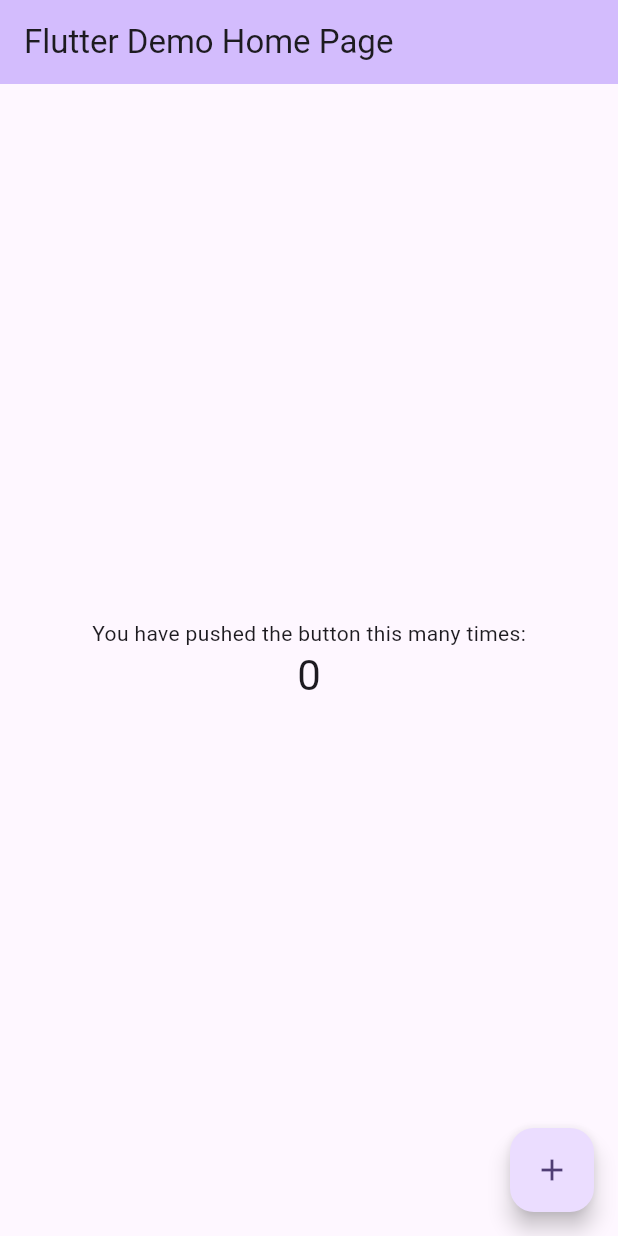
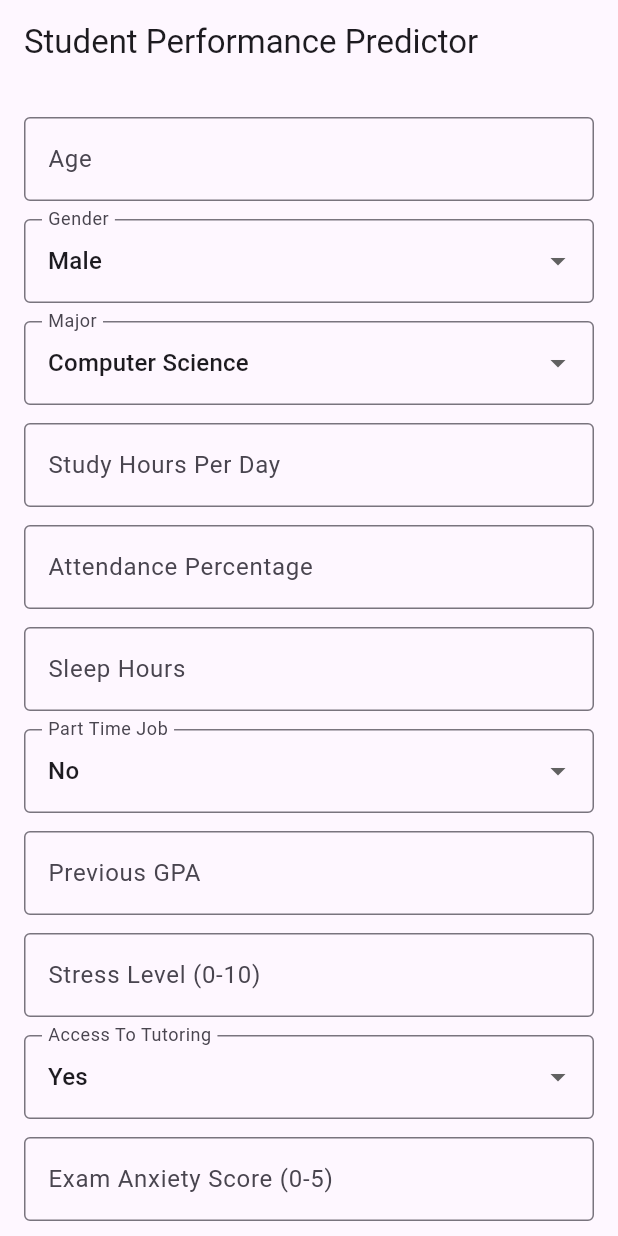
Before and after one commit to Abejirin-King/Regression-Analysis-Mobile-Application, a Flutter app: the screen it shows after launch, on a phone screen of 412 x 824 dp. Run offline on Flutter 3.47's test engine with Material 3 defaults, Android fonts, the phone set to English and light mode, and no system bars.

Commit message:
Integrate Flutter frontend with deployed regression prediction API

```diff
--- a/summative/myapplication/lib/main.dart
+++ b/summative/myapplication/lib/main.dart
@@ -1,122 +1,34 @@
 import 'package:flutter/material.dart';
+import 'screens/home_page.dart';
+
 
 void main() {
   runApp(const MyApp());
 }
 
+
 class MyApp extends StatelessWidget {
+
   const MyApp({super.key});
 
-  // This widget is the root of your application.
-  @override
-  Widget build(BuildContext context) {
-    return MaterialApp(
-      title: 'Flutter Demo',
-      theme: ThemeData(
-        // This is the theme of your application.
-        //
-        // TRY THIS: Try running your application with "flutter run". You'll see
-        // the application has a purple toolbar. Then, without quitting the app,
-        // try changing the seedColor in the colorScheme below to Colors.green
-        // and then invoke "hot reload" (save your changes or press the "hot
-        // reload" button in a Flutter-supported IDE, or press "r" if you used
-        // the command line to start the app).
-        //
-        // Notice that the counter didn't reset back to zero; the application
-        // state is not lost during the reload. To reset the state, use hot
-        // restart instead.
-        //
-        // This works for code too, not just values: Most code changes can be
-        // tested with just a hot reload.
-        colorScheme: .fromSeed(seedColor: Colors.deepPurple),
-      ),
-      home: const MyHomePage(title: 'Flutter Demo Home Page'),
-    );
-  }
-}
-
-class MyHomePage extends StatefulWidget {
-  const MyHomePage({super.key, required this.title});
-
-  // This widget is the home page of your application. It is stateful, meaning
-  // that it has a State object (defined below) that contains fields that affect
-  // how it looks.
-
-  // This class is the configuration for the state. It holds the values (in this
-  // case the title) provided by the parent (in this case the App widget) and
-  // used by the build method of the State. Fields in a Widget subclass are
-  // always marked "final".
-
-  final String title;
-
-  @override
-  State<MyHomePage> createState() => _MyHomePageState();
-}
-
-class _MyHomePageState extends State<MyHomePage> {
-  int _counter = 0;
-
-  void _incrementCounter() {
-    setState(() {
-      // This call to setState tells the Flutter framework that something has
-      // changed in this State, which causes it to rerun the build method below
-      // so that the display can reflect the updated values. If we changed
-      // _counter without calling setState(), then the build method would not be
-      // called again, and so nothing would appear to happen.
-      _counter++;
-    });
-  }
 
   @override
   Widget build(BuildContext context) {
-    // This method is rerun every time setState is called, for instance as done
-    // by the _incrementCounter method above.
-    //
-    // The Flutter framework has been optimized to make rerunning build methods
-    // fast, so that you can just rebuild anything that needs updating rather
-    // than having to individually change instances of widgets.
-    return Scaffold(
-      appBar: AppBar(
-        // TRY THIS: Try changing the color here to a specific color (to
-        // Colors.amber, perhaps?) and trigger a hot reload to see the AppBar
-        // change color while the other colors stay the same.
-        backgroundColor: Theme.of(context).colorScheme.inversePrimary,
-        // Here we take the value from the MyHomePage object that was created by
-        // the App.build method, and use it to set our appbar title.
-        title: Text(widget.title),
+
+    return MaterialApp(
+
+      debugShowCheckedModeBanner: false,
+
+      title: "Student Predictor",
+
+      theme: ThemeData(
+        primarySwatch: Colors.blue,
       ),
-      body: Center(
-        // Center is a layout widget. It takes a single child and positions it
-        // in the middle of the parent.
-        child: Column(
-          // Column is also a layout widget. It takes a list of children and
-          // arranges them vertically. By default, it sizes itself to fit its
-          // children horizontally, and tries to be as tall as its parent.
-          //
-          // Column has various properties to control how it sizes itself and
-          // how it positions its children. Here we use mainAxisAlignment to
-          // center the children vertically; the main axis here is the vertical
-          // axis because Columns are vertical (the cross axis would be
-          // horizontal).
-          //
-          // TRY THIS: Invoke "debug painting" (choose the "Toggle Debug Paint"
-          // action in the IDE, or press "p" in the console), to see the
-          // wireframe for each widget.
-          mainAxisAlignment: .center,
-          children: [
-            const Text('You have pushed the button this many times:'),
-            Text(
-              '$_counter',
-              style: Theme.of(context).textTheme.headlineMedium,
-            ),
-          ],
-        ),
-      ),
-      floatingActionButton: FloatingActionButton(
-        onPressed: _incrementCounter,
-        tooltip: 'Increment',
-        child: const Icon(Icons.add),
-      ),
+
+      home: const HomePage(),
+
     );
+
   }
+
 }
--- a/summative/myapplication/lib/screens/home_page.dart
+++ b/summative/myapplication/lib/screens/home_page.dart
@@ -0,0 +1,331 @@
+import 'package:flutter/material.dart';
+import '../services/api_service.dart';
+
+
+class HomePage extends StatefulWidget {
+  const HomePage({super.key});
+
+
+  @override
+  State<HomePage> createState() => _HomePageState();
+}
+
+
+class _HomePageState extends State<HomePage> {
+
+  final ageController = TextEditingController();
+  final studyHoursController = TextEditingController();
+  final attendanceController = TextEditingController();
+  final sleepController = TextEditingController();
+  final gpaController = TextEditingController();
+  final stressController = TextEditingController();
+  final anxietyController = TextEditingController();
+  final timeManagementController = TextEditingController();
+
+
+  String gender = "Male";
+  String major = "Computer Science";
+  String partTimeJob = "No";
+  String tutoring = "Yes";
+
+
+  String result = "";
+  bool loading = false;
+
+
+  Future<void> predict() async {
+
+    setState(() {
+      loading = true;
+      result = "";
+    });
+
+
+    try {
+
+      final data = {
+
+        "age": int.parse(ageController.text),
+
+        "gender": gender,
+
+        "major": major,
+
+        "study_hours_per_day":
+            double.parse(studyHoursController.text),
+
+        "attendance_percentage":
+            double.parse(attendanceController.text),
+
+        "sleep_hours":
+            double.parse(sleepController.text),
+
+        "part_time_job":
+            partTimeJob,
+
+        "previous_gpa":
+            double.parse(gpaController.text),
+
+        "stress_level":
+            double.parse(stressController.text),
+
+        "access_to_tutoring":
+            tutoring,
+
+        "exam_anxiety_score":
+            int.parse(anxietyController.text),
+
+        "time_management_score":
+            double.parse(timeManagementController.text),
+
+      };
+
+
+      final prediction =
+          await ApiService.predictExamScore(data);
+
+
+      setState(() {
+        result =
+            "Predicted Exam Score: ${prediction.toStringAsFixed(2)}";
+      });
+
+
+    } catch (e) {
+
+      setState(() {
+        result = "Error: ${e.toString()}";
+      });
+
+    }
+
+
+    setState(() {
+      loading = false;
+    });
+
+  }
+
+
+  Widget inputField(
+      String label,
+      TextEditingController controller) {
+
+    return Padding(
+      padding: const EdgeInsets.symmetric(vertical: 6),
+
+      child: TextField(
+        controller: controller,
+        keyboardType: TextInputType.number,
+        decoration: InputDecoration(
+          labelText: label,
+          border: const OutlineInputBorder(),
+        ),
+      ),
+    );
+  }
+
+
+  Widget dropdown(
+      String label,
+      String value,
+      List<String> items,
+      Function(String?) onChanged) {
+
+    return Padding(
+      padding: const EdgeInsets.symmetric(vertical: 6),
+
+      child: DropdownButtonFormField<String>(
+        value: value,
+
+        decoration: InputDecoration(
+          labelText: label,
+          border: const OutlineInputBorder(),
+        ),
+
+        items: items.map((item) {
+
+          return DropdownMenuItem(
+            value: item,
+            child: Text(item),
+          );
+
+        }).toList(),
+
+        onChanged: onChanged,
+      ),
+    );
+  }
+
+
+  @override
+  Widget build(BuildContext context) {
+
+    return Scaffold(
+
+      appBar: AppBar(
+        title: const Text(
+          "Student Performance Predictor",
+        ),
+      ),
+
+
+      body: SingleChildScrollView(
+
+        padding: const EdgeInsets.all(16),
+
+
+        child: Column(
+
+          children: [
+
+            inputField(
+              "Age",
+              ageController,
+            ),
+
+
+            dropdown(
+              "Gender",
+              gender,
+              [
+                "Male",
+                "Female",
+                "Other"
+              ],
+              (value){
+                setState(() {
+                  gender=value!;
+                });
+              },
+            ),
+
+
+            dropdown(
+              "Major",
+              major,
+              [
+                "Computer Science",
+                "Arts",
+                "Business",
+                "Psychology"
+              ],
+              (value){
+                setState(() {
+                  major=value!;
+                });
+              },
+            ),
+
+
+            inputField(
+              "Study Hours Per Day",
+              studyHoursController,
+            ),
+
+
+            inputField(
+              "Attendance Percentage",
+              attendanceController,
+            ),
+
+
+            inputField(
+              "Sleep Hours",
+              sleepController,
+            ),
+
+
+            dropdown(
+              "Part Time Job",
+              partTimeJob,
+              [
+                "Yes",
+                "No"
+              ],
+              (value){
+                setState(() {
+                  partTimeJob=value!;
+                });
+              },
+            ),
+
+
+            inputField(
+              "Previous GPA",
+              gpaController,
+            ),
+
+
+            inputField(
+              "Stress Level (0-10)",
+              stressController,
+            ),
+
+
+            dropdown(
+              "Access To Tutoring",
+              tutoring,
+              [
+                "Yes",
+                "No"
+              ],
+              (value){
+                setState(() {
+                  tutoring=value!;
+                });
+              },
+            ),
+
+
+            inputField(
+              "Exam Anxiety Score (0-5)",
+              anxietyController,
+            ),
+
+
+            inputField(
+              "Time Management Score (0-10)",
+              timeManagementController,
+            ),
+
+
+            const SizedBox(height: 20),
+
+
+            ElevatedButton(
+
+              onPressed:
+                  loading ? null : predict,
+
+              child:
+
+              loading
+              ? const CircularProgressIndicator()
+              : const Text("Predict"),
+
+            ),
+
+
+            const SizedBox(height:20),
+
+
+            Text(
+              result,
+              style: const TextStyle(
+                fontSize:18,
+                fontWeight:FontWeight.bold,
+              ),
+            )
+
+          ],
+
+        ),
+
+      ),
+
+    );
+
+  }
+
+}
--- a/summative/myapplication/lib/services/api_service.dart
+++ b/summative/myapplication/lib/services/api_service.dart
@@ -0,0 +1,38 @@
+import 'dart:convert';
+import 'package:http/http.dart' as http;
+
+
+class ApiService {
+
+  static const String baseUrl =
+      "https://regression-analysis-mobile-application.onrender.com";
+
+
+  static Future<double> predictExamScore(
+      Map<String, dynamic> studentData) async {
+
+    final response = await http.post(
+      Uri.parse("$baseUrl/predict"),
+      headers: {
+        "Content-Type": "application/json",
+      },
+      body: jsonEncode(studentData),
+    );
+
+
+    if (response.statusCode == 200) {
+
+      final data = jsonDecode(response.body);
+
+      return data["predicted_exam_score"];
+
+    } else {
+
+      final error = jsonDecode(response.body);
+
+      throw Exception(
+        error["detail"] ?? "Prediction failed",
+      );
+    }
+  }
+}
```
